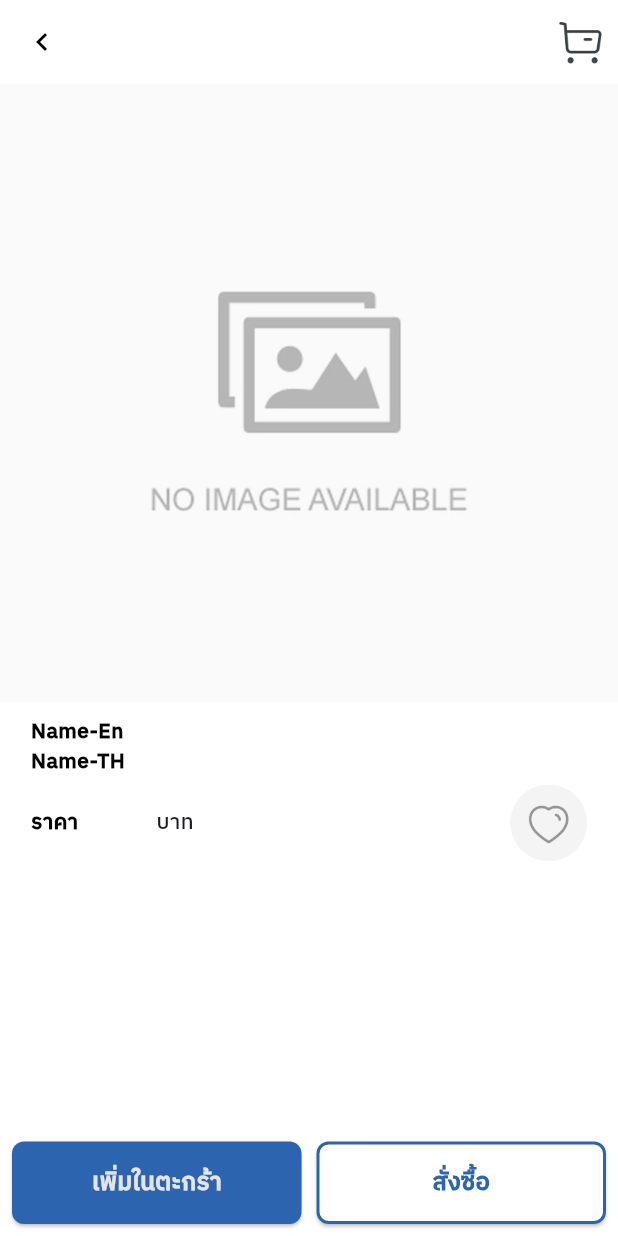
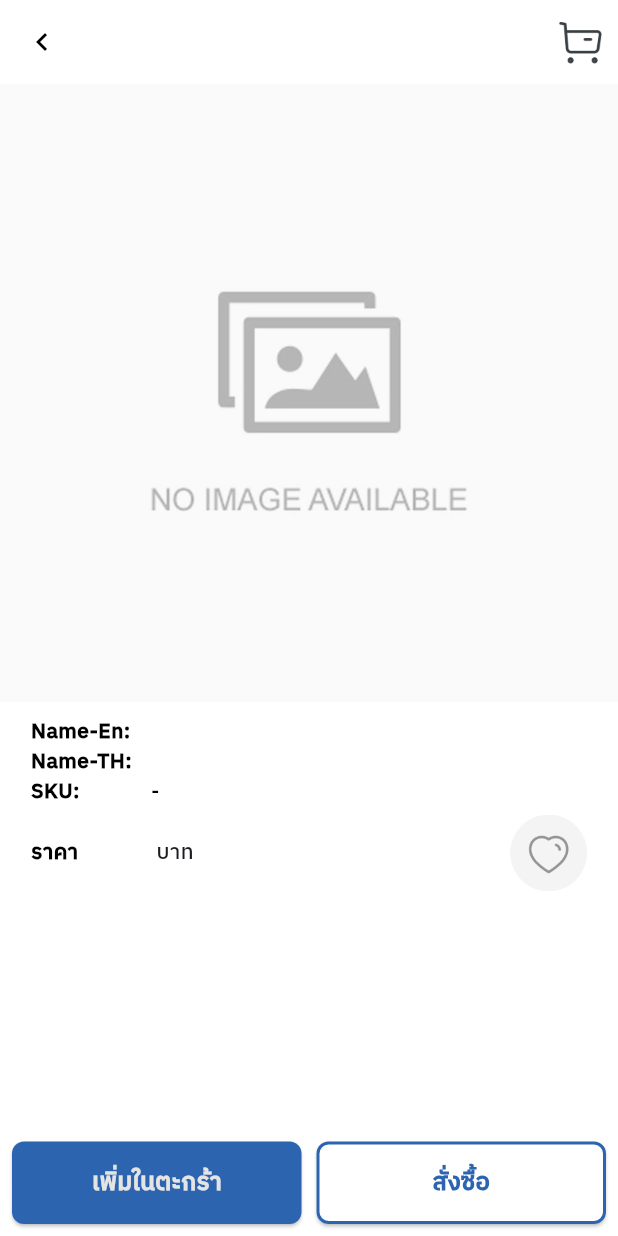
Before and after one commit to Maxza254411/t_and_c_mobile, a Flutter app: the Detailpro screen opened directly with empty values, on a phone screen of 412 x 824 dp. Run offline on Flutter 3.47's test engine with Material 3 defaults, Android fonts, the phone set to English and light mode, and no system bars; our stand-ins replace carousel_slider, image_gallery_saver, qr_flutter, shared_preferences; accounts and stored records are empty; network calls fail.

Commit message:
เพิ่ม sku

```diff
--- a/lib/category/catagory.dart
+++ b/lib/category/catagory.dart
@@ -322,6 +322,7 @@ class _CatagoryState extends State<Catagory> {
                             ),
                             detail: '',
                             color: productColors, proNameTh: product.product?.name_th, // ส่ง list สีทั้งหมด
+                            sku:product.sku ,
                           ),
                         ),
                       );
--- a/lib/homePage.dart
+++ b/lib/homePage.dart
@@ -294,7 +294,7 @@ class _HomePageState extends State<HomePage> {
                 ),
               ),
               filteredBand.isEmpty
-              ?Column(
+              ? Column(
                 crossAxisAlignment: CrossAxisAlignment.center,
                 mainAxisAlignment: MainAxisAlignment.center,
                 children: [
--- a/lib/order/detailPro.dart
+++ b/lib/order/detailPro.dart
@@ -23,6 +23,7 @@ class Detailpro extends StatefulWidget {
     this.image,
     required this.proNameTh,
     this.sameproduct,
+    this.sku,
   });
 
   String? productId;
@@ -33,6 +34,7 @@ class Detailpro extends StatefulWidget {
   List<ProductTyp?>? sameproduct;
   String? image;
   String? proNameTh;
+  String?sku;
 
   @override
   State<Detailpro> createState() => _DetailproState();
@@ -257,7 +259,7 @@ class _DetailproState extends State<Detailpro> {
                   SizedBox(
                     width: 80, // กำหนดความกว้างของ Label "Name-En"
                     child: Text(
-                      "Name-En",
+                      "Name-En:",
                       style: TextStyle(
                         fontSize: 14,
                         fontWeight: FontWeight.bold,
@@ -282,7 +284,7 @@ class _DetailproState extends State<Detailpro> {
                   SizedBox(
                     width: 80, // กำหนดความกว้างของ Label "Name-En"
                     child: Text(
-                      "Name-TH",
+                      "Name-TH:",
                       style: TextStyle(
                         fontSize: 14,
                         fontWeight: FontWeight.bold,
@@ -293,6 +295,31 @@ class _DetailproState extends State<Detailpro> {
                   Expanded(
                     child: Text(
                       widget.proNameTh ?? "-",
+                      style: TextStyle(fontSize: 14, color: Colors.black),
+                    ),
+                  ),
+                ],
+              ),
+            ),
+             Padding(
+              padding: EdgeInsets.symmetric(horizontal: size.width * 0.05),
+              child: Row(
+                crossAxisAlignment: CrossAxisAlignment.start, // ชิดด้านบน
+                children: [
+                  SizedBox(
+                    width: 80, // กำหนดความกว้างของ Label "Name-En"
+                    child: Text(
+                      "SKU:",
+                      style: TextStyle(
+                        fontSize: 14,
+                        fontWeight: FontWeight.bold,
+                        color: Colors.black,
+                      ),
+                    ),
+                  ),
+                  Expanded(
+                    child: Text(
+                      widget.sku ?? "-",
                       style: TextStyle(fontSize: 14, color: Colors.black),
                     ),
                   ),
@@ -355,13 +382,15 @@ class _DetailproState extends State<Detailpro> {
             if (widget.color != null && widget.color!.isNotEmpty)
               Padding(
                 padding: const EdgeInsets.all(8.0),
-                child: SingleChildScrollView(
-                  scrollDirection: Axis.horizontal, // 👉 ทำให้เลื่อนซ้ายขวาได้
+                child: Row(
+                  children: [
+                    SingleChildScrollView(
+                      scrollDirection: Axis.horizontal,
                       child: Row(
                         children: widget.color!.map((colorItem) {
                           if (colorItem?.name_en == null ||
                               colorItem!.name_en!.isEmpty) {
-                        return const SizedBox.shrink();
+                            return  SizedBox.shrink();
                           }
                           return Padding(
                             padding: const EdgeInsets.symmetric(horizontal: 8.0),
@@ -395,6 +424,8 @@ class _DetailproState extends State<Detailpro> {
                           );
                         }).toList(),
                       ),
+                    ),
+                  ],
                 ),
               ),
           ],
@@ -753,7 +784,7 @@ class _DetailproState extends State<Detailpro> {
                                                             widget.proNameTh ??
                                                             "",
                                                       );
-                                                      Navigator.pop(context);
+
 
                                                       // รอให้ bottom sheet ปิดเสร็จแล้วค่อย push หน้าใหม่
                                                       await Future.delayed(
```
Also changed, not shown: lib/category/brandPage.dart (+41 -5 lines). Lines whose indentation alone changed are shown as unchanged.
